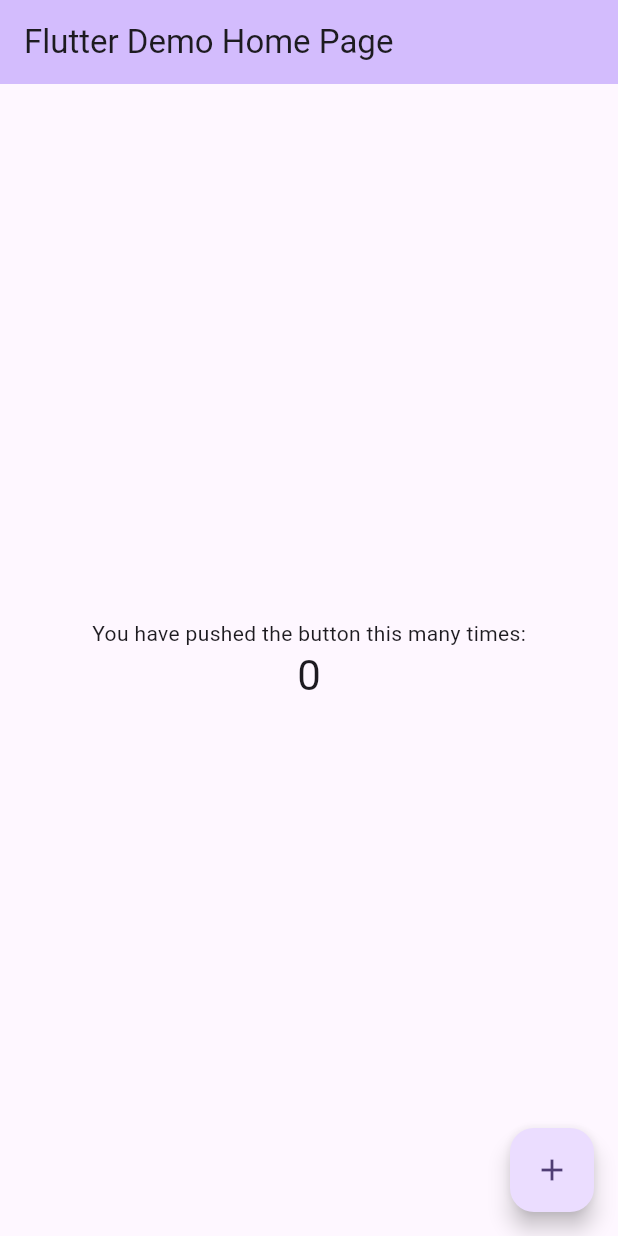
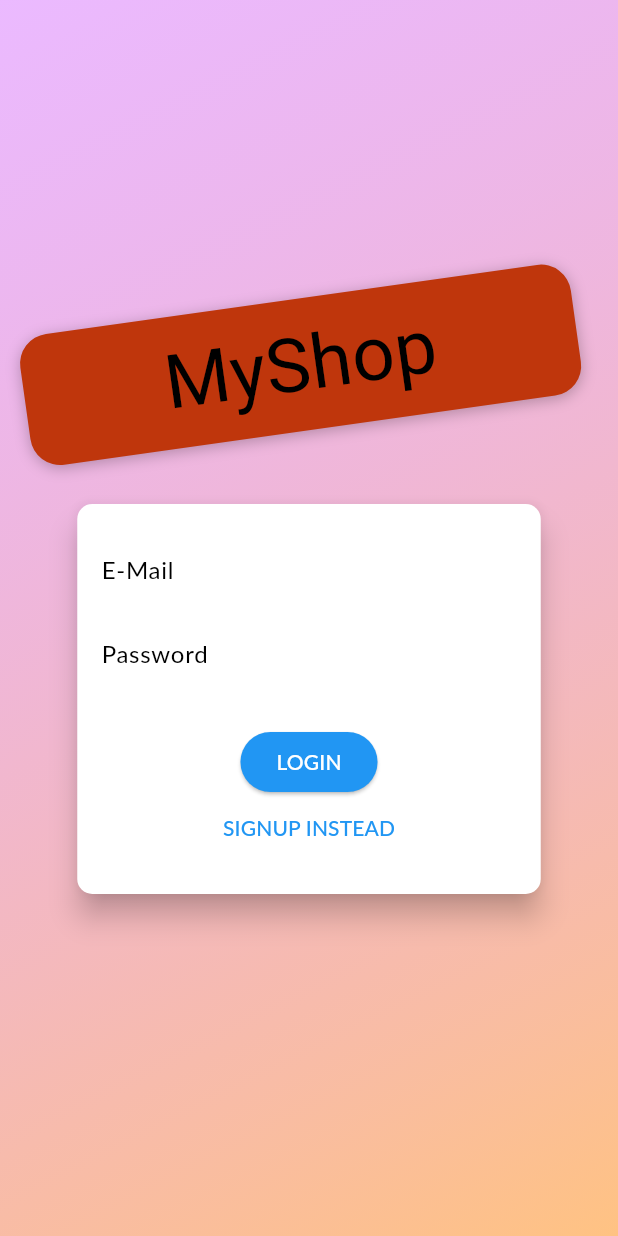
Before and after one commit to emrgry/Flutter-PqSql, a Flutter app: the screen it shows after launch, on a phone screen of 412 x 824 dp. Run offline on Flutter 3.47's test engine with Material 3 defaults, Android fonts, the phone set to English and light mode, and no system bars; Roboto replaces fonts that are missing (Anton, Lato).

Commit message:
added login page

```diff
--- /dev/null
+++ b/pg_sql_app/devtools_options.yaml
@@ -0,0 +1 @@
+extensions:
--- /dev/null
+++ b/pg_sql_app/lib/Exception/http_exception.dart
@@ -0,0 +1,11 @@
+class HttpException implements Exception {
+  final String message;
+
+  HttpException(this.message);
+
+  @override
+  String toString() {
+    return message;
+    //return super.toString(); // Instance of HttpException
+  }
+}
--- /dev/null
+++ b/pg_sql_app/lib/Helpers/custom_route.dart
@@ -0,0 +1,41 @@
+import 'package:flutter/material.dart';
+
+class CustomRoute<T> extends MaterialPageRoute {
+  CustomRoute({required WidgetBuilder builder, required RouteSettings settings})
+      : super(builder: builder, settings: settings);
+
+  @override
+  Widget buildTransitions(
+    BuildContext context,
+    Animation<double> animation,
+    Animation<double> secondaryAnimation,
+    Widget child,
+  ) {
+    if (settings.name == '/') {
+      return child;
+    }
+    return FadeTransition(
+      opacity: animation,
+      child: child,
+    );
+  }
+}
+
+class CustomPageTransitionBuilder extends PageTransitionsBuilder {
+  @override
+  Widget buildTransitions<T>(
+    PageRoute<T> route,
+    BuildContext context,
+    Animation<double> animation,
+    Animation<double> secondaryAnimation,
+    Widget child,
+  ) {
+    if (route.settings.name == '/') {
+      return child;
+    }
+    return FadeTransition(
+      opacity: animation,
+      child: child,
+    );
+  }
+}
--- /dev/null
+++ b/pg_sql_app/lib/Login/auth.dart
@@ -0,0 +1,45 @@
+import 'dart:convert';
+
+import 'package:flutter/material.dart';
+import 'package:http/http.dart' as http;
+import 'package:pg_sql_app/Exception/http_exception.dart';
+
+class AuthNotifier extends ChangeNotifier {
+  late String _username;
+
+  String get username => _username;
+
+  Future<void> _authenticate(
+      String username, String password, String urlSegment) async {
+    final url = Uri.parse("https://jsonplaceholder.typicode.com/posts/");
+    try {
+      final response = await http.post(
+        url,
+        body: json.encode(
+          {
+            "userId": 1,
+            "id": 1,
+            // 'username': username,
+            // 'password': password,
+          },
+        ),
+      );
+      final responseData = json.decode(response.body);
+      if (responseData['error'] != null) {
+        throw HttpException(responseData['error']['message']);
+      }
+      notifyListeners();
+    } catch (error) {
+      print(error);
+      throw error;
+    }
+  }
+
+  Future<void> login(String email, String password) async {
+    return _authenticate(email, password, 'signInWithPassword');
+  }
+
+  Future<void> signup(String email, String password) async {
+    return _authenticate(email, password, 'signUp');
+  }
+}
--- /dev/null
+++ b/pg_sql_app/lib/Login/auth_screen.dart
@@ -0,0 +1,315 @@
+import 'dart:math';
+
+import 'package:flutter/material.dart';
+import 'package:pg_sql_app/Exception/http_exception.dart';
+import 'package:pg_sql_app/Login/auth.dart';
+import 'package:provider/provider.dart';
+
+enum AuthMode { Signup, Login }
+
+class AuthScreen extends StatelessWidget {
+  static const routeName = '/auth';
+
+  @override
+  Widget build(BuildContext context) {
+    final deviceSize = MediaQuery.of(context).size;
+    return Scaffold(
+      body: Stack(
+        children: <Widget>[
+          Container(
+            decoration: BoxDecoration(
+              gradient: LinearGradient(
+                colors: [
+                  const Color.fromRGBO(215, 117, 255, 1).withOpacity(0.5),
+                  const Color.fromRGBO(255, 188, 117, 1).withOpacity(0.9),
+                ],
+                begin: Alignment.topLeft,
+                end: Alignment.bottomRight,
+                stops: const [0, 1],
+              ),
+            ),
+          ),
+          SingleChildScrollView(
+            child: Container(
+              height: deviceSize.height,
+              width: deviceSize.width,
+              child: Column(
+                mainAxisAlignment: MainAxisAlignment.center,
+                crossAxisAlignment: CrossAxisAlignment.center,
+                children: <Widget>[
+                  Flexible(
+                    child: Container(
+                      margin: EdgeInsets.only(bottom: 20.0),
+                      padding:
+                          EdgeInsets.symmetric(vertical: 8.0, horizontal: 94.0),
+                      transform: Matrix4.rotationZ(-8 * pi / 180)
+                        ..translate(-10.0),
+                      // ..translate(-10.0),
+                      decoration: BoxDecoration(
+                        borderRadius: BorderRadius.circular(20),
+                        color: Colors.deepOrange.shade900,
+                        boxShadow: [
+                          BoxShadow(
+                            blurRadius: 8,
+                            color: Colors.black26,
+                            offset: Offset(0, 2),
+                          )
+                        ],
+                      ),
+                      child: Text(
+                        'MyShop',
+                        style: TextStyle(
+                          color: Theme.of(context)
+                              .textTheme
+                              .titleMedium
+                              ?.color, //accentTextTheme.title.color,
+                          fontSize: 50,
+                          fontFamily: 'Anton',
+                          fontWeight: FontWeight.normal,
+                        ),
+                      ),
+                    ),
+                  ),
+                  Flexible(
+                    flex: deviceSize.width > 600 ? 2 : 1,
+                    child: AuthCard(),
+                  ),
+                ],
+              ),
+            ),
+          ),
+        ],
+      ),
+    );
+  }
+}
+
+class AuthCard extends StatefulWidget {
+  @override
+  _AuthCardState createState() => _AuthCardState();
+}
+
+class _AuthCardState extends State<AuthCard>
+    with SingleTickerProviderStateMixin {
+  final GlobalKey<FormState> _formKey = GlobalKey();
+  AuthMode _authMode = AuthMode.Login;
+  Map<String, String> _authData = {
+    'email': '',
+    'password': '',
+  };
+  var _isLoading = false;
+  final _passwordController = TextEditingController();
+  late AnimationController _controller;
+  late Animation<Offset> _slideAnimation;
+  late Animation<double> _opacityAnimation;
+
+  @override
+  void initState() {
+    super.initState();
+    _controller = AnimationController(
+      vsync: this,
+      duration: Duration(milliseconds: 300),
+    );
+    _slideAnimation = Tween<Offset>(begin: Offset(0, -1.5), end: Offset(0, 0))
+        .animate(
+            CurvedAnimation(parent: _controller, curve: Curves.fastOutSlowIn));
+    _slideAnimation.addListener(() => setState(() {}));
+    _opacityAnimation = Tween(begin: 0.0, end: 1.0)
+        .animate(CurvedAnimation(parent: _controller, curve: Curves.ease));
+  }
+
+  @override
+  void dispose() {
+    // TODO: implement dispose
+    super.dispose();
+    _controller.dispose();
+  }
+
+  void _showErrorDialog(String message) {
+    showDialog(
+        context: context,
+        builder: (ctx) => AlertDialog(
+              title: Text('Occured Error'),
+              content: Text(message),
+              actions: <Widget>[
+                ElevatedButton(
+                  child: Text('ok'),
+                  onPressed: () {
+                    Navigator.of(ctx).pop();
+                  },
+                )
+              ],
+            ));
+  }
+
+  Future<void> _submit() async {
+    // if (!_formKey.currentState!.validate()) {
+    //   // Invalid!
+    //   return;
+    // }
+    _formKey.currentState?.save();
+    setState(() {
+      _isLoading = true;
+    });
+
+    try {
+      if (_authMode == AuthMode.Login) {
+        // Log user in
+        await Provider.of<AuthNotifier>(context, listen: false)
+            .login(_authData["email"] ?? "", _authData["password"] ?? "");
+      } else {
+        // Sign user up
+        await Provider.of<AuthNotifier>(context, listen: false)
+            .signup(_authData["email"] ?? "", _authData["password"] ?? "");
+      }
+      Navigator.of(context).pushReplacementNamed('/products-overview');
+    } on HttpException catch (error) {
+      var errorMessage = 'Authentication error';
+      if (error.toString().contains("EMAIL_EXIST")) {
+        errorMessage = "this email address is already exist";
+      } else if (error.toString().contains("INVALID_EMAIL")) {
+        errorMessage = "this is not a valid email";
+      } else if (error.toString().contains("WEAK_PASSWORD")) {
+        errorMessage = "this password is too weak";
+      } else if (error.toString().contains("EMAIL_NOT_FOUND")) {
+        errorMessage = "could not find email";
+      } else if (error.toString().contains("INVALID_PASSWORD")) {
+        errorMessage = "invalid password";
+      }
+      _showErrorDialog(errorMessage);
+    } catch (error) {
+      const errorMessage = 'Could not authenticate you. Please try later';
+    }
+
+    setState(() {
+      _isLoading = false;
+    });
+  }
+
+  void _switchAuthMode() {
+    if (_authMode == AuthMode.Login) {
+      setState(() {
+        _authMode = AuthMode.Signup;
+      });
+      _controller.forward();
+    } else {
+      setState(() {
+        _authMode = AuthMode.Login;
+      });
+      _controller.reverse();
+    }
+  }
+
+  @override
+  Widget build(BuildContext context) {
+    final deviceSize = MediaQuery.of(context).size;
+    return Card(
+      shape: RoundedRectangleBorder(
+        borderRadius: BorderRadius.circular(10.0),
+      ),
+      elevation: 8.0,
+      child: AnimatedContainer(
+        duration: Duration(milliseconds: 300),
+        curve: Curves.easeIn,
+        height: _authMode == AuthMode.Signup ? 320 : 260,
+        //height: _heightAnimation.value.height,
+        constraints:
+            BoxConstraints(minHeight: _authMode == AuthMode.Signup ? 320 : 260),
+        width: deviceSize.width * 0.75,
+        padding: EdgeInsets.all(16.0),
+        child: Form(
+          key: _formKey,
+          child: SingleChildScrollView(
+            child: Column(
+              children: <Widget>[
+                TextFormField(
+                  decoration: InputDecoration(labelText: 'E-Mail'),
+                  keyboardType: TextInputType.emailAddress,
+                  validator: (value) {
+                    if (value!.isEmpty || !value.contains('@')) {
+                      return 'Invalid email!';
+                    }
+                    return null;
+                  },
+                  onSaved: (value) {
+                    _authData['email'] = value!;
+                  },
+                ),
+                TextFormField(
+                  decoration: InputDecoration(labelText: 'Password'),
+                  obscureText: true,
+                  controller: _passwordController,
+                  validator: (value) {
+                    if (value!.isEmpty || value.length < 5) {
+                      return 'Password is too short!';
+                    }
+                  },
+                  onSaved: (value) {
+                    _authData['password'] = value!;
+                  },
+                ),
+                AnimatedContainer(
+                  constraints: BoxConstraints(
+                      minHeight: _authMode == AuthMode.Signup ? 60 : 0,
+                      maxHeight: _authMode == AuthMode.Signup ? 120 : 0),
+                  duration: Duration(milliseconds: 300),
+                  curve: Curves.ease,
+                  child: FadeTransition(
+                    opacity: _opacityAnimation,
+                    child: SlideTransition(
+                      position: _slideAnimation,
+                      child: TextFormField(
+                        enabled: _authMode == AuthMode.Signup,
+                        decoration:
+                            InputDecoration(labelText: 'Confirm Password'),
+                        obscureText: true,
+                        validator: _authMode == AuthMode.Signup
+                            ? (value) {
+                                if (value != _passwordController.text) {
+                                  return 'Passwords do not match!';
+                                }
+                              }
+                            : null,
+                      ),
+                    ),
+                  ),
+                ),
+                SizedBox(
+                  height: 20,
+                ),
+                if (_isLoading)
+                  CircularProgressIndicator()
+                else
+                  ElevatedButton(
+                    onPressed: _submit,
+                    style: ElevatedButton.styleFrom(
+                      shape: RoundedRectangleBorder(
+                        borderRadius: BorderRadius.circular(30),
+                      ),
+                      //contentPadding: const EdgeInsets.symmetric(horizontal: 30.0, vertical: 8.0),
+                      backgroundColor: Theme.of(context).primaryColor,
+                      foregroundColor:
+                          Theme.of(context).primaryTextTheme.labelLarge?.color,
+                    ),
+                    child:
+                        Text(_authMode == AuthMode.Login ? 'LOGIN' : 'SIGN UP'),
+                  ),
+                TextButton(
+                  child: Text(
+                      '${_authMode == AuthMode.Login ? 'SIGNUP' : 'LOGIN'} INSTEAD'),
+                  style: TextButton.styleFrom(
+                    padding: const EdgeInsets.symmetric(
+                        horizontal: 30.0, vertical: 4),
+                    tapTargetSize: MaterialTapTargetSize.shrinkWrap,
+                    primary: Theme.of(context).primaryColor,
+                  ),
+                  onPressed: _switchAuthMode,
+                ),
+              ],
+            ),
+          ),
+        ),
+      ),
+    );
+  }
+}
--- a/pg_sql_app/lib/main.dart
+++ b/pg_sql_app/lib/main.dart
@@ -1,125 +1,39 @@
 import 'package:flutter/material.dart';
+import 'package:pg_sql_app/Helpers/custom_route.dart';
+import 'package:pg_sql_app/Login/auth.dart';
+import 'package:pg_sql_app/Login/auth_screen.dart';
+import 'package:provider/provider.dart';
 
-void main() {
-  runApp(const MyApp());
-}
+void main() => runApp(const MyApp());
 
 class MyApp extends StatelessWidget {
   const MyApp({super.key});
 
-  // This widget is the root of your application.
   @override
   Widget build(BuildContext context) {
-    return MaterialApp(
-      title: 'Flutter Demo',
-      theme: ThemeData(
-        // This is the theme of your application.
-        //
-        // TRY THIS: Try running your application with "flutter run". You'll see
-        // the application has a purple toolbar. Then, without quitting the app,
-        // try changing the seedColor in the colorScheme below to Colors.green
-        // and then invoke "hot reload" (save your changes or press the "hot
-        // reload" button in a Flutter-supported IDE, or press "r" if you used
-        // the command line to start the app).
-        //
-        // Notice that the counter didn't reset back to zero; the application
-        // state is not lost during the reload. To reset the state, use hot
-        // restart instead.
-        //
-        // This works for code too, not just values: Most code changes can be
-        // tested with just a hot reload.
-        colorScheme: ColorScheme.fromSeed(seedColor: Colors.deepPurple),
-        useMaterial3: true,
-      ),
-      home: const MyHomePage(title: 'Flutter Demo Home Page'),
-    );
+    return MultiProvider(
+        providers: [
+          ChangeNotifierProvider(create: (context) => AuthNotifier()),
+        ],
+        child: Consumer<AuthNotifier>(
+          builder: (context, value, child) => MaterialApp(
+            title: 'PetShop',
+            theme: ThemeData(
+              fontFamily: 'Lato',
+              colorScheme: ColorScheme.fromSwatch(
+                primarySwatch: Colors.blue,
+              ).copyWith(
+                secondary: Colors.deepOrange,
+              ),
+              pageTransitionsTheme: PageTransitionsTheme(
+                builders: {
+                  TargetPlatform.android: CustomPageTransitionBuilder(),
+                  TargetPlatform.iOS: CustomPageTransitionBuilder(),
+                },
+              ),
+            ),
+            home: AuthScreen(),
+          ),
+        ));
   }
 }
-
-class MyHomePage extends StatefulWidget {
-  const MyHomePage({super.key, required this.title});
-
-  // This widget is the home page of your application. It is stateful, meaning
-  // that it has a State object (defined below) that contains fields that affect
-  // how it looks.
-
-  // This class is the configuration for the state. It holds the values (in this
-  // case the title) provided by the parent (in this case the App widget) and
-  // used by the build method of the State. Fields in a Widget subclass are
-  // always marked "final".
-
-  final String title;
-
-  @override
-  State<MyHomePage> createState() => _MyHomePageState();
-}
-
-class _MyHomePageState extends State<MyHomePage> {
-  int _counter = 0;
-
-  void _incrementCounter() {
-    setState(() {
-      // This call to setState tells the Flutter framework that something has
-      // changed in this State, which causes it to rerun the build method below
-      // so that the display can reflect the updated values. If we changed
-      // _counter without calling setState(), then the build method would not be
-      // called again, and so nothing would appear to happen.
-      _counter++;
-    });
-  }
-
-  @override
-  Widget build(BuildContext context) {
-    // This method is rerun every time setState is called, for instance as done
-    // by the _incrementCounter method above.
-    //
-    // The Flutter framework has been optimized to make rerunning build methods
-    // fast, so that you can just rebuild anything that needs updating rather
-    // than having to individually change instances of widgets.
-    return Scaffold(
-      appBar: AppBar(
-        // TRY THIS: Try changing the color here to a specific color (to
-        // Colors.amber, perhaps?) and trigger a hot reload to see the AppBar
-        // change color while the other colors stay the same.
-        backgroundColor: Theme.of(context).colorScheme.inversePrimary,
-        // Here we take the value from the MyHomePage object that was created by
-        // the App.build method, and use it to set our appbar title.
-        title: Text(widget.title),
-      ),
-      body: Center(
-        // Center is a layout widget. It takes a single child and positions it
-        // in the middle of the parent.
-        child: Column(
-          // Column is also a layout widget. It takes a list of children and
-          // arranges them vertically. By default, it sizes itself to fit its
-          // children horizontally, and tries to be as tall as its parent.
-          //
-          // Column has various properties to control how it sizes itself and
-          // how it positions its children. Here we use mainAxisAlignment to
-          // center the children vertically; the main axis here is the vertical
-          // axis because Columns are vertical (the cross axis would be
-          // horizontal).
-          //
-          // TRY THIS: Invoke "debug painting" (choose the "Toggle Debug Paint"
-          // action in the IDE, or press "p" in the console), to see the
-          // wireframe for each widget.
-          mainAxisAlignment: MainAxisAlignment.center,
-          children: <Widget>[
-            const Text(
-              'You have pushed the button this many times:',
-            ),
-            Text(
-              '$_counter',
-              style: Theme.of(context).textTheme.headlineMedium,
-            ),
-          ],
-        ),
-      ),
-      floatingActionButton: FloatingActionButton(
-        onPressed: _incrementCounter,
-        tooltip: 'Increment',
-        child: const Icon(Icons.add),
-      ), // This trailing comma makes auto-formatting nicer for build methods.
-    );
-  }
-}
--- a/pg_sql_app/pubspec.yaml
+++ b/pg_sql_app/pubspec.yaml
@@ -36,7 +36,8 @@ dependencies:
   # Use with the CupertinoIcons class for iOS style icons.
   cupertino_icons: ^1.0.2
 
-  postgres: ^3.0.4
+  provider: ^6.1.1
+  http: ^1.1.2
 
 dev_dependencies:
   flutter_test:
```
Also changed, not shown: pg_sql_app/pubspec.lock, 1 other file.
